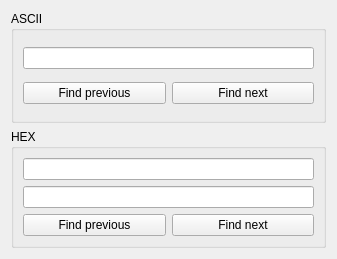
Before: the Qt Designer form finder.ui in PROPHESSOR/ProHex, drawn with Qt 5.
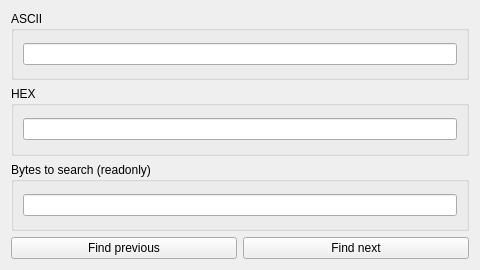
After: the same form once the commit is applied.

Commit message: Добавил реализацию интерфейса поиска

Patch:
```diff
--- a/finder.ui
+++ b/finder.ui
@@ -6,8 +6,8 @@
    <rect>
     <x>0</x>
     <y>0</y>
-    <width>337</width>
-    <height>259</height>
+    <width>480</width>
+    <height>270</height>
    </rect>
   </property>
   <property name="windowTitle">
@@ -21,25 +21,7 @@
      </property>
      <layout class="QVBoxLayout" name="verticalLayout_2">
       <item>
-       <widget class="QLineEdit" name="lineEdit"/>
-      </item>
-      <item>
-       <layout class="QHBoxLayout" name="horizontalLayout">
-        <item>
-         <widget class="QPushButton" name="asciiFindPrev">
-          <property name="text">
-           <string>Find previous</string>
-          </property>
-         </widget>
-        </item>
-        <item>
-         <widget class="QPushButton" name="asciiFindNext">
-          <property name="text">
-           <string>Find next</string>
-          </property>
-         </widget>
-        </item>
-       </layout>
+       <widget class="QLineEdit" name="asciiSearch"/>
       </item>
      </layout>
     </widget>
@@ -66,6 +48,15 @@
         </property>
        </widget>
       </item>
+     </layout>
+    </widget>
+   </item>
+   <item>
+    <widget class="QGroupBox" name="groupBox_3">
+     <property name="title">
+      <string>Bytes to search (readonly)</string>
+     </property>
+     <layout class="QVBoxLayout" name="verticalLayout_4">
       <item>
        <widget class="QLineEdit" name="hexReadLabel">
         <property name="readOnly">
@@ -73,8 +64,17 @@
         </property>
        </widget>
       </item>
+     </layout>
+    </widget>
+   </item>
       <item>
        <layout class="QHBoxLayout" name="horizontalLayout_2">
+     <property name="spacing">
+      <number>6</number>
+     </property>
+     <property name="sizeConstraint">
+      <enum>QLayout::SetDefaultConstraint</enum>
+     </property>
         <item>
          <widget class="QPushButton" name="hexFindPrev">
           <property name="text">
@@ -90,9 +90,6 @@
          </widget>
         </item>
        </layout>
-      </item>
-     </layout>
-    </widget>
    </item>
   </layout>
  </widget>
```
Left out of the diff: 8 changed lines with no effect on the pictures. Lines whose indentation alone changed are shown as unchanged. The commit also changes 4 other files.
